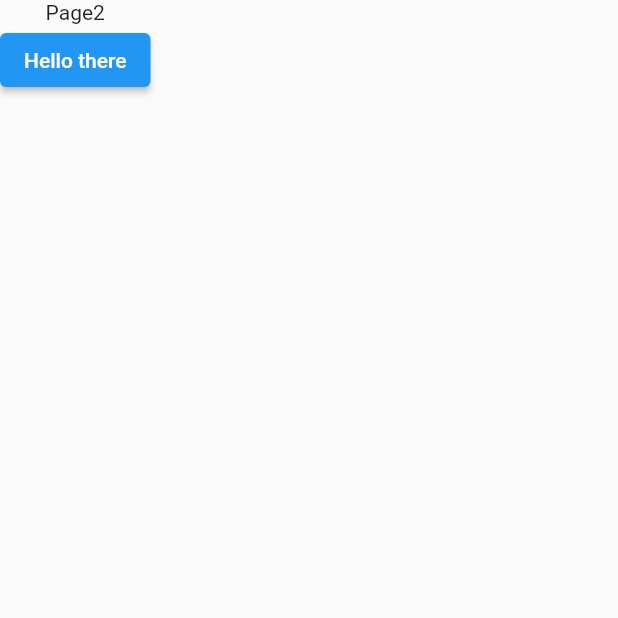
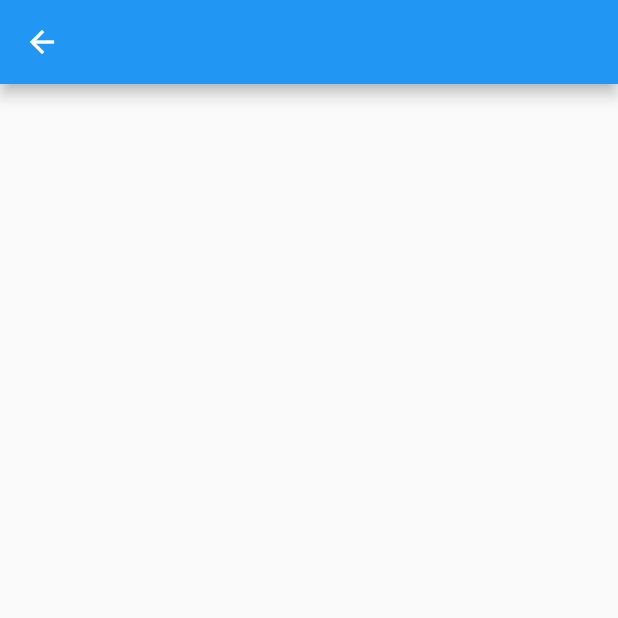
Before and after one commit to saiharish047/Flutter-project, a Flutter app: the SignupView screen opened directly, on a phone screen of 412 x 824 dp, the top half of it. Run offline on Flutter 3.47's test engine with Material 2 defaults, Android fonts, the phone set to English and light mode, and no system bars; missing offline and left inert: connectivity_plus_web.

```diff
--- a/flutter_frontend/lib/homepage/viewmodel/home_page_view_model.dart
+++ b/flutter_frontend/lib/homepage/viewmodel/home_page_view_model.dart
@@ -7,7 +7,6 @@ class HomePageViewModel extends BaseViewModel {
 
   HomePageViewModel() : super();
   void initialize() {
-    _text = 'Hello';
   }
 
   String getText() {
--- a/flutter_frontend/lib/main.dart
+++ b/flutter_frontend/lib/main.dart
@@ -1,8 +1,7 @@
 import 'dart:convert';
 
 import 'package:flutter/material.dart';
-import 'package:flutter_application_1/homepage/view/home_page_view.dart';
-import 'package:flutter_application_1/widgets/twitter_home_page.dart';
+import 'package:flutter_application_1/splash_screen/view/splash_screen_view.dart';
 import 'package:http/http.dart' as http;
 
 void main() {
@@ -18,7 +17,7 @@ class MyApp extends StatelessWidget {
       theme: ThemeData(
         primarySwatch: Colors.blue,
       ),
-      home: const HomeView(),
+      home: const SplashScreen(),
     );
   }
 }
--- a/flutter_frontend/lib/signup/view/signup_view.dart
+++ b/flutter_frontend/lib/signup/view/signup_view.dart
@@ -1,6 +1,8 @@
 import 'package:flutter/material.dart';
 import 'package:flutter_application_1/base_classes/view/base_view.dart';
 import 'package:flutter_application_1/signup/viewmodel/signup_view_model.dart';
+import 'package:flutter_application_1/widgets/sign_up_base_widget/sign_up_base_widget.dart';
+import 'package:flutter_application_1/widgets/sign_up_base_widget/sign_up_base_widget_attributes.dart';
 
 class SignupView extends StatelessWidget {
   const SignupView({Key? key}) : super(key: key);
@@ -13,10 +15,12 @@ class SignupView extends StatelessWidget {
       viewModel: _viewModel,
       builder: (context, viewModel, child) {
         return Scaffold(
-          body: Column(children: [
-            Text(viewModel.getText()),
-            ElevatedButton(onPressed: viewModel.onPressed, child: Text('Hello there'))
-          ]),
+          appBar: AppBar(
+
+          ),
+          body: SignUpPage(
+            attributes: SignUpPageAttributes(),
+          ),
         );
       },
     );
--- a/flutter_frontend/lib/signup/viewmodel/signup_view_model.dart
+++ b/flutter_frontend/lib/signup/viewmodel/signup_view_model.dart
@@ -1,19 +1,9 @@
 import 'package:flutter_application_1/base_classes/view_model/base_view_model.dart';
 
 class SignupViewModel extends BaseViewModel {
-  late String _text;
   SignupViewModel() : super();
 
   void initialize() {
-    _text = 'Page2';
   }
 
-  void onPressed() {
-    _text = 'Page2Pressed';
-    notifyListeners();
-  }
-
-  String getText() {
-    return _text;
-  }
 }
--- /dev/null
+++ b/flutter_frontend/lib/widgets/sign_up_base_widget/sign_up_base_widget.dart
@@ -0,0 +1,33 @@
+import 'package:flutter/material.dart';
+import 'package:flutter_application_1/widgets/sign_up_base_widget/sign_up_base_widget_attributes.dart';
+
+class SignUpPage extends StatefulWidget {
+  final SignUpPageAttributes attributes;
+  const SignUpPage({ Key? key,required this.attributes}) : super(key: key);
+
+  @override
+  State<SignUpPage> createState() => _SignUpPageState();
+}
+
+class _SignUpPageState extends State<SignUpPage> {
+  String _userName = '';
+  String _userEmail = '';
+
+  @override
+  Widget build(BuildContext context) {
+    return ListView(
+      children: const [
+
+      ],
+    );
+  }
+
+  Widget _textFields(){
+    return Column(
+      children: const [
+
+      ],
+    );
+  }
+
+}
--- /dev/null
+++ b/flutter_frontend/lib/widgets/sign_up_base_widget/sign_up_base_widget_attributes.dart
@@ -0,0 +1,3 @@
+class SignUpPageAttributes{
+
+}
--- a/flutter_frontend/pubspec.yaml
+++ b/flutter_frontend/pubspec.yaml
@@ -61,7 +61,8 @@ flutter:
   uses-material-design: true
 
   # To add assets to your application, add an assets section, like this:
-  # assets:
+  assets:
+    - assets/images/
   #   - images/a_dot_burr.jpeg
   #   - images/a_dot_ham.jpeg
 
```
Also changed, not shown: flutter_frontend/lib/generated_plugin_registrant.dart (added, +16 -0 lines), flutter_frontend/lib/splash_screen/view/splash_screen_view.dart (added, +50 -0 lines), flutter_frontend/lib/splash_screen/viewModel/splash_screen_viewmodel.dart (added, +8 -0 lines), flutter_frontend/assets/images/splash_screen_loader.gif (added), 2 other files.
